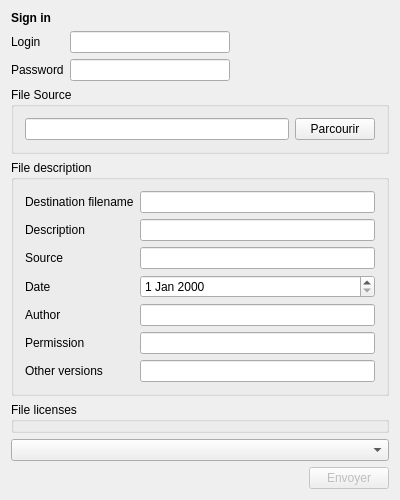
This is mediawiki/samplecode/uploadsample/mainwindow.ui in KDE/silk as Qt 5 draws it before an edit. The edited form follows.
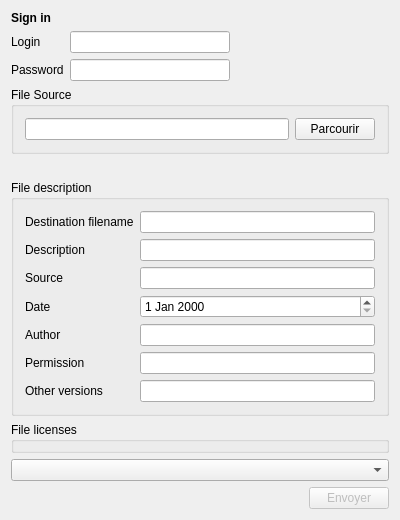
This is the edited form.

Commit message: Add image preview in upload sample.

```diff
--- a/mediawiki/samplecode/uploadsample/mainwindow.ui
+++ b/mediawiki/samplecode/uploadsample/mainwindow.ui
@@ -40,7 +40,7 @@
       </layout>
      </widget>
     </item>
-    <item row="2" column="0">
+    <item row="3" column="0">
      <widget class="QGroupBox" name="groupBox_2">
       <property name="title">
        <string>File description</string>
@@ -196,7 +196,7 @@
       </item>
      </layout>
     </item>
-    <item row="7" column="0">
+    <item row="8" column="0">
      <layout class="QHBoxLayout" name="horizontalLayout_2">
       <item>
        <spacer name="horizontalSpacer">
@@ -223,7 +223,7 @@
       </item>
      </layout>
     </item>
-    <item row="4" column="0">
+    <item row="5" column="0">
      <widget class="QGroupBox" name="groupBox_3">
       <property name="layoutDirection">
        <enum>Qt::LeftToRight</enum>
@@ -236,9 +236,19 @@
       </property>
      </widget>
     </item>
-    <item row="5" column="0">
+    <item row="6" column="0">
      <widget class="QComboBox" name="comboBox"/>
     </item>
+    <item row="2" column="0">
+     <widget class="QLabel" name="previewLabel">
+      <property name="text">
+       <string/>
+      </property>
+      <property name="alignment">
+       <set>Qt::AlignHCenter|Qt::AlignTop</set>
+      </property>
+     </widget>
+    </item>
    </layout>
   </widget>
  </widget>
```
The commit also changes 2 other files.
